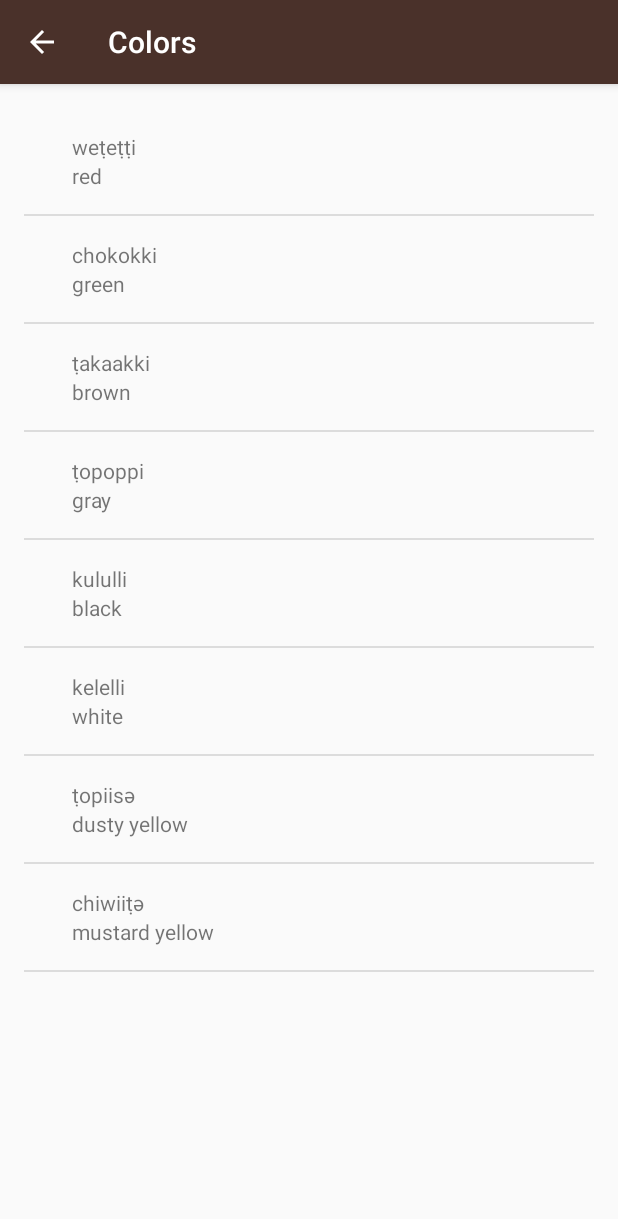
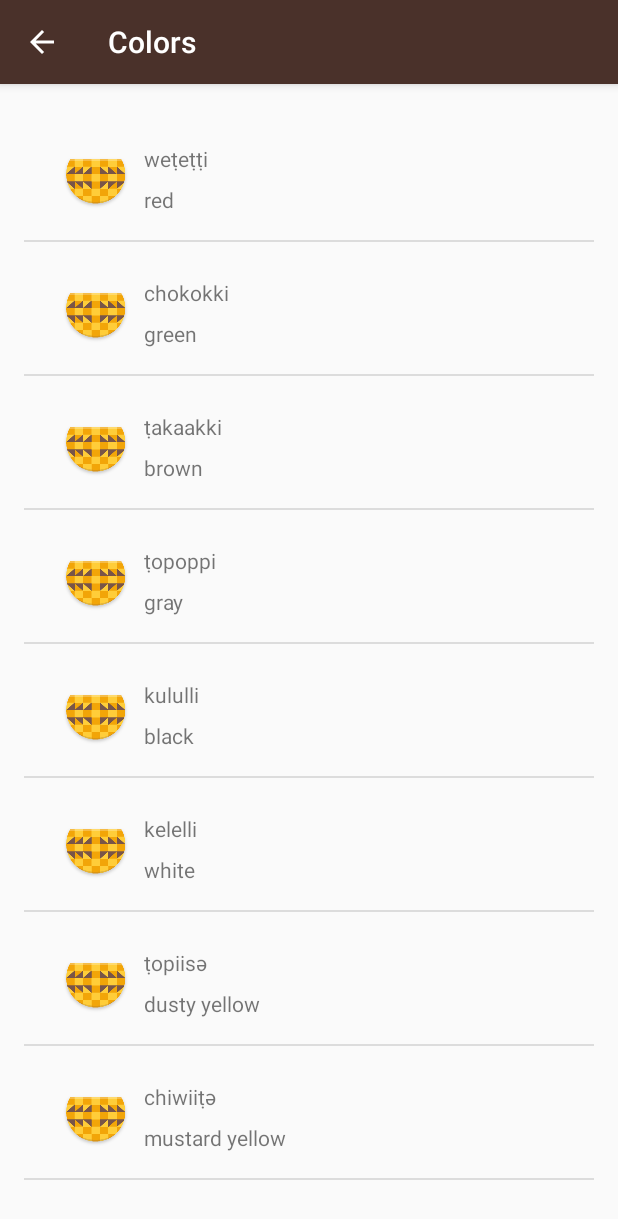
Before and after one commit to kazakovaNet/Miwok, an Android app: the screen it shows after launch (ColorsActivity), after a tap on "Colors", on a phone screen of 412 x 824 dp. Shown: the top 1219 px of the screen. Run offline under Robolectric (Android 15) with nearby library versions, the phone set to English and light mode, and no system bars.

Commit message:
Lesson 3

```diff
--- a/app/build.gradle
+++ b/app/build.gradle
@@ -25,4 +25,5 @@ dependencies {
     compile 'com.android.support:appcompat-v7:27.0.2'
     compile 'com.android.support:support-v4:27.0.2'
     compile 'com.android.support:design:27.0.2'
+    implementation 'com.android.support.constraint:constraint-layout:1.0.2'
 }
--- a/app/src/main/java/com/example/android/miwok/MainActivity.java
+++ b/app/src/main/java/com/example/android/miwok/MainActivity.java
@@ -27,6 +27,8 @@ public class MainActivity extends AppCompatActivity {
     @Override
     protected void onCreate(Bundle savedInstanceState) {
         super.onCreate(savedInstanceState);
+
+        findLongestName(new String[]{"Kimberli", "Apolonia"});
 
         // Set the content of the activity to use the activity_main.xml layout file
         setContentView(R.layout.activity_main);
@@ -95,4 +97,17 @@ public class MainActivity extends AppCompatActivity {
             }
         });
     }
+
+    public String findLongestName(String[] names) {
+        int size = names.length;
+        String longestName = names[0];
+
+        for (int i = 0; i < size; i++) {
+            if (names[i].length() > longestName.length()) {
+                longestName = names[i];
+            }
+        }
+
+        return longestName;
+    }
 }
--- a/app/src/main/res/layout/list_item.xml
+++ b/app/src/main/res/layout/list_item.xml
@@ -1,22 +1,44 @@
 <?xml version="1.0" encoding="utf-8"?>
-<LinearLayout xmlns:android="http://schemas.android.com/apk/res/android"
+<android.support.constraint.ConstraintLayout xmlns:android="http://schemas.android.com/apk/res/android"
+    xmlns:app="http://schemas.android.com/apk/res-auto"
     xmlns:tools="http://schemas.android.com/tools"
     android:layout_width="match_parent"
     android:layout_height="match_parent"
     android:orientation="vertical"
     android:padding="16dp">
 
+    <ImageView
+        android:id="@+id/imageView"
+        android:layout_width="wrap_content"
+        android:layout_height="wrap_content"
+        android:layout_marginStart="8dp"
+        android:layout_marginTop="8dp"
+        android:contentDescription="@string/app_name"
+        android:src="@mipmap/ic_launcher"
+        app:layout_constraintStart_toStartOf="parent"
+        app:layout_constraintTop_toTopOf="parent" />
+
     <TextView
         android:id="@+id/miwok_text_view"
-        android:layout_width="match_parent"
+        android:layout_width="0dp"
         android:layout_height="wrap_content"
-        android:layout_marginLeft="@dimen/activity_horizontal_margin"
+        android:layout_marginEnd="8dp"
+        android:layout_marginStart="8dp"
+        android:layout_marginTop="8dp"
+        app:layout_constraintEnd_toEndOf="parent"
+        app:layout_constraintStart_toEndOf="@+id/imageView"
+        app:layout_constraintTop_toTopOf="parent"
         tools:text="lutti" />
 
     <TextView
         android:id="@+id/default_text_view"
-        android:layout_width="match_parent"
+        android:layout_width="0dp"
         android:layout_height="wrap_content"
-        android:layout_marginLeft="@dimen/activity_horizontal_margin"
+        android:layout_marginEnd="8dp"
+        android:layout_marginStart="8dp"
+        android:layout_marginTop="8dp"
+        app:layout_constraintEnd_toEndOf="parent"
+        app:layout_constraintStart_toEndOf="@+id/imageView"
+        app:layout_constraintTop_toBottomOf="@+id/miwok_text_view"
         tools:text="one" />
-</LinearLayout>
+</android.support.constraint.ConstraintLayout>
```
